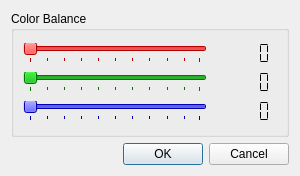
The window that src/gui/color_balance_dialog.ui (CervecerosCodigo/CCIMP) describes before a commit, drawn with Qt 5.
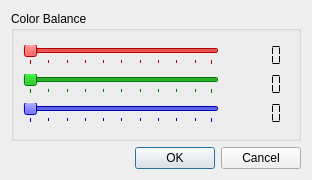
The same window after the commit.

What changed in the file:
```diff
--- a/src/gui/color_balance_dialog.ui
+++ b/src/gui/color_balance_dialog.ui
@@ -6,8 +6,8 @@
    <rect>
     <x>0</x>
     <y>0</y>
-    <width>300</width>
-    <height>176</height>
+    <width>312</width>
+    <height>180</height>
    </rect>
   </property>
   <property name="windowTitle">
```
